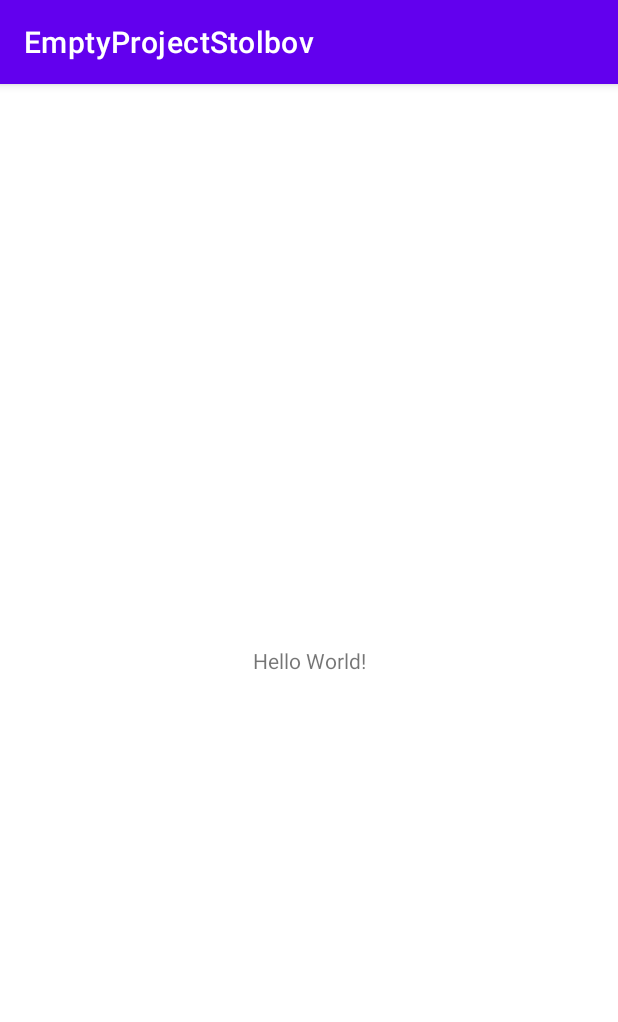
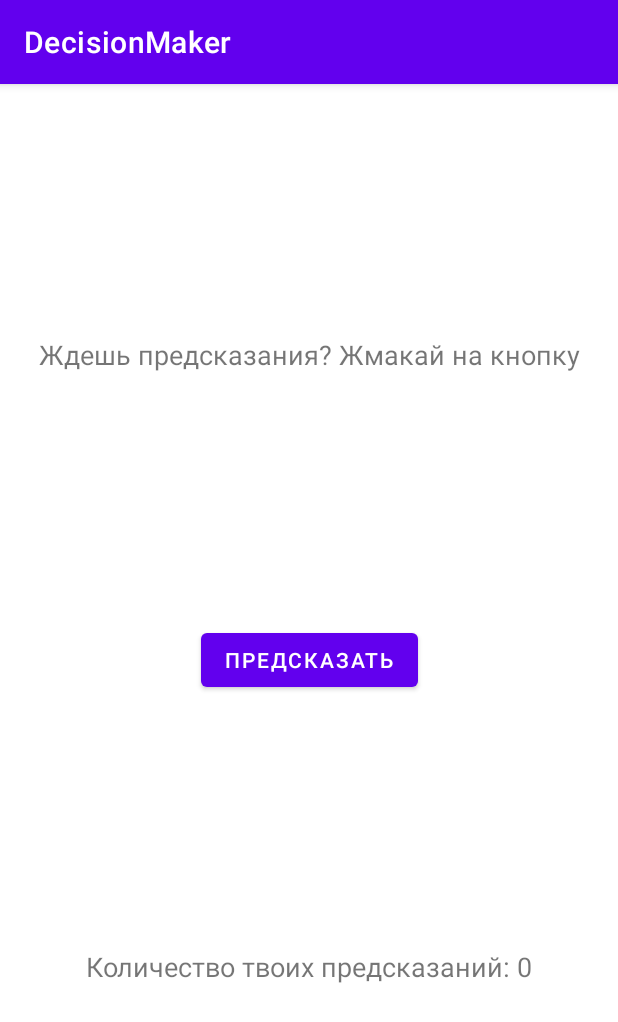
Before and after one commit to Epam-Android-Lab-21-22/Stolbov_Yaroslav, an Android app: the screen it shows after launch (MainActivity), on a phone screen of 412 x 824 dp. Shown: the top 1022 px of the screen. Run offline under Robolectric (Android 15) with nearby library versions, the light colour scheme and no system bars.

Commit message:
ready to use app

```diff
--- a/app/src/main/java/com/stolbov/emptyprojectstolbov/MainActivity.kt
+++ b/app/src/main/java/com/stolbov/emptyprojectstolbov/MainActivity.kt
@@ -2,10 +2,43 @@ package com.stolbov.emptyprojectstolbov
 
 import androidx.appcompat.app.AppCompatActivity
 import android.os.Bundle
+import android.widget.Button
+import android.widget.TextView
 
 class MainActivity : AppCompatActivity() {
+    private lateinit var textResult: TextView
+    private lateinit var textCounter: TextView
+    private lateinit var buttonResult: Button
+    private val stringTextCounter = "Количество твоих предсказаний: "
+    private var counter = 0
+
     override fun onCreate(savedInstanceState: Bundle?) {
         super.onCreate(savedInstanceState)
         setContentView(R.layout.activity_main)
+
+        textResult = findViewById(R.id.textResult)
+        textCounter = findViewById(R.id.textCounter)
+        buttonResult = findViewById(R.id.buttonResult)
+
+        buttonResult.setOnClickListener{
+            textResult.text = DecisionGenerator.generateDecision()
+            counter++
+            textCounter.text = stringTextCounter.plus(counter.toString())
+        }
+    }
+
+    override fun onSaveInstanceState(outState: Bundle) {
+        super.onSaveInstanceState(outState)
+        outState.run {
+            putString("KEY_RESULT", textResult.text.toString())
+            putInt("KEY_COUNTER", counter)
+        }
+    }
+
+    override fun onRestoreInstanceState(savedInstanceState: Bundle) {
+        super.onRestoreInstanceState(savedInstanceState)
+        textResult.text = savedInstanceState.getString("KEY_RESULT")
+        counter = savedInstanceState.getInt("KEY_COUNTER")
+        textCounter.text = stringTextCounter.plus(counter.toString())
     }
 }
--- a/app/src/main/res/layout/activity_main.xml
+++ b/app/src/main/res/layout/activity_main.xml
@@ -6,13 +6,39 @@
     android:layout_width="match_parent"
     android:layout_height="match_parent"
     tools:context=".MainActivity">
+
     <TextView
+        android:id="@+id/textResult"
         android:layout_width="wrap_content"
         android:layout_height="wrap_content"
-      android:text="Hello World!"
-      app:layout_constraintBottom_toBottomOf="parent"
+        android:gravity="center"
+        android:text="@string/default_string_result"
+        android:textSize="18sp"
+        app:layout_constraintBottom_toTopOf="@+id/buttonResult"
         app:layout_constraintLeft_toLeftOf="parent"
         app:layout_constraintRight_toRightOf="parent"
         app:layout_constraintTop_toTopOf="parent" />
 
+    <Button
+        android:id="@+id/buttonResult"
+        android:layout_width="wrap_content"
+        android:layout_height="wrap_content"
+        android:text="@string/button"
+        app:layout_constraintBottom_toTopOf="@id/textCounter"
+        app:layout_constraintEnd_toEndOf="parent"
+        app:layout_constraintStart_toStartOf="parent"
+        app:layout_constraintTop_toBottomOf="@id/textResult" />
+
+    <TextView
+        android:id="@+id/textCounter"
+        android:layout_width="wrap_content"
+        android:layout_height="wrap_content"
+        android:gravity="center"
+        android:text="@string/default_counter_text"
+        android:textSize="18sp"
+        app:layout_constraintBottom_toBottomOf="parent"
+        app:layout_constraintEnd_toEndOf="parent"
+        app:layout_constraintStart_toStartOf="parent"
+        app:layout_constraintTop_toBottomOf="@+id/buttonResult" />
+
 </androidx.constraintlayout.widget.ConstraintLayout>
--- a/app/src/main/res/values/strings.xml
+++ b/app/src/main/res/values/strings.xml
@@ -1,3 +1,6 @@
 <resources>
-    <string name="app_name">EmptyProjectStolbov</string>
+    <string name="app_name">DecisionMaker</string>
+    <string name="button">Предсказать</string>
+    <string name="default_string_result">Ждешь предсказания? Жмакай на кнопку</string>
+    <string name="default_counter_text">Количество твоих предсказаний: 0</string>
 </resources>
```
Also changed, not shown: app/src/main/java/com/stolbov/emptyprojectstolbov/DecisionGenerator.kt (added, +29 -0 lines). Lines whose indentation alone changed are shown as unchanged.
